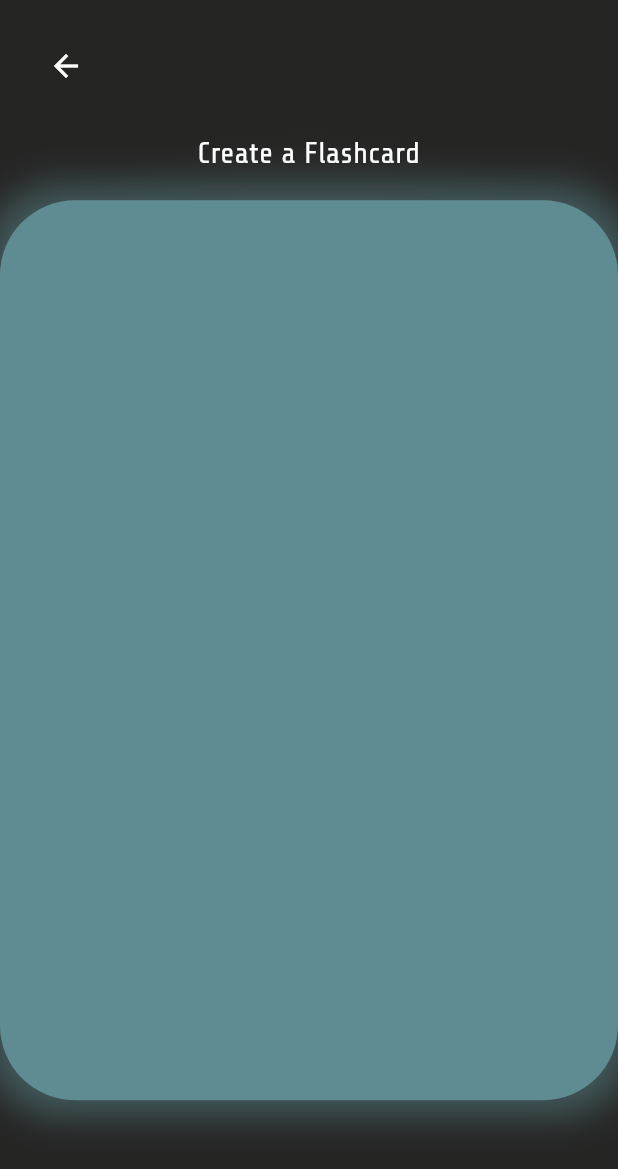
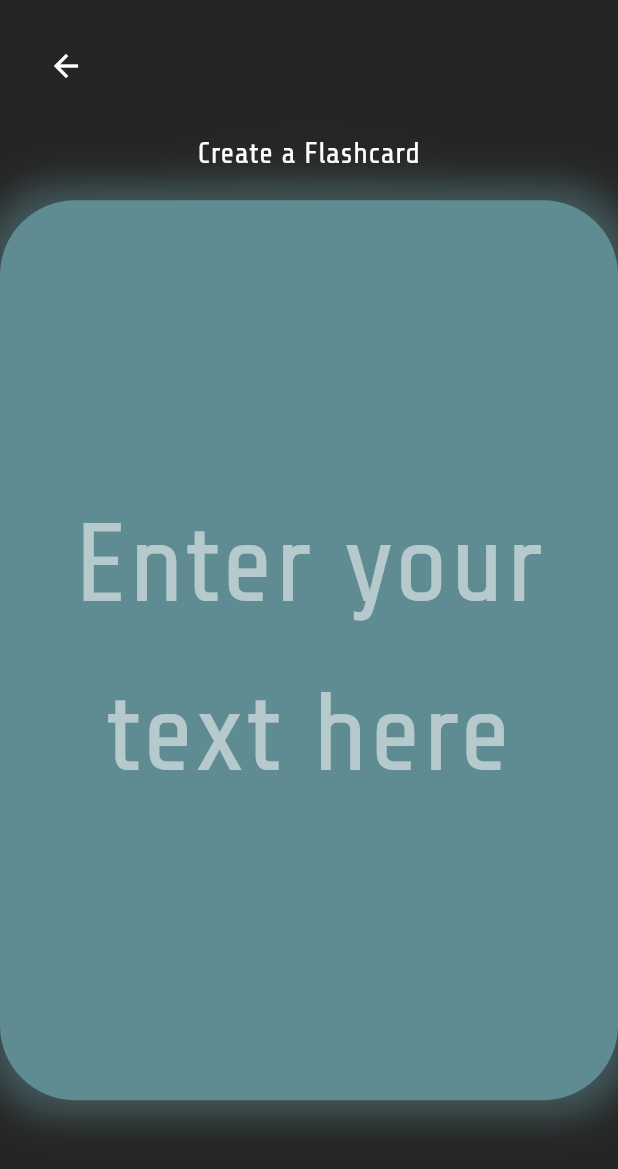
Before and after one commit to pratyushV-l/cardflash, a Flutter app: the Page4 widget shown alone on an empty page, opened directly, on a phone screen of 412 x 824 dp. Shown: the top 1169 px of the screen. Run offline on Flutter 3.47's test engine with Material 3 defaults, Android fonts, the phone set to English and light mode, and no system bars; our stand-ins replace animated_text_kit.

Commit message:
safety commit

```diff
--- a/lib/main.dart
+++ b/lib/main.dart
@@ -531,11 +531,35 @@ class Page4 extends StatelessWidget {
                         color: const Color(0xFF608D94).withOpacity(0.5),
                         spreadRadius: 10,
                         blurRadius: 20,
-                        offset: const Offset(0, 0)
-                      )
+                        offset: const Offset(0, 0),
+                      ),
                     ],
                   ),
-                )
+                  child: const Center(
+                    child: Material(
+                      color: Colors.transparent,
+                      child: TextField(
+                        textAlign: TextAlign.center,
+                        textAlignVertical: TextAlignVertical.center,
+                        style: TextStyle(
+                          color: Colors.white,
+                          fontSize: 75,
+                          fontFamily: "ShareTech",
+                          fontWeight: FontWeight.w400,
+                        ),
+                        decoration: InputDecoration(
+                          border: InputBorder.none,
+                          hintText: 'Enter your text here',
+                          hintStyle: TextStyle(
+                            color: Colors.white54,
+                          ),
+                        ),
+                        maxLines: null,
+                        expands: true,
+                      ),
+                    ),
+                  ),
+                ),
               ],
             ),
           ),
```
